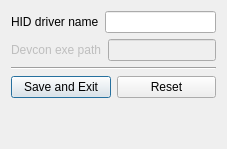
Old version of the form assets/settings.ui in the repository shadezee/ShadeUtil.
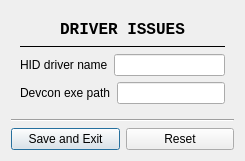
New version of the form.

```diff
--- a/assets/settings.ui
+++ b/assets/settings.ui
@@ -6,8 +6,8 @@
    <rect>
     <x>0</x>
     <y>0</y>
-    <width>254</width>
-    <height>143</height>
+    <width>323</width>
+    <height>294</height>
    </rect>
   </property>
   <property name="sizePolicy">
@@ -24,7 +24,37 @@
     <enum>QLayout::SetFixedSize</enum>
    </property>
    <item>
-    <layout class="QVBoxLayout" name="verticalLayout">
+    <layout class="QVBoxLayout" name="verticalLayout" stretch="31,0,0">
+     <item>
+      <widget class="QWidget" name="widget" native="true">
+       <layout class="QVBoxLayout" name="verticalLayout_3">
+        <item>
+         <widget class="QLabel" name="label">
+          <property name="font">
+           <font>
+            <family>Consolas</family>
+            <pointsize>12</pointsize>
+            <bold>true</bold>
+           </font>
+          </property>
+          <property name="text">
+           <string>DRIVER ISSUES</string>
+          </property>
+          <property name="alignment">
+           <set>Qt::AlignCenter</set>
+          </property>
+         </widget>
+        </item>
+        <item>
+         <widget class="Line" name="line_2">
+          <property name="frameShadow">
+           <enum>QFrame::Plain</enum>
+          </property>
+          <property name="orientation">
+           <enum>Qt::Horizontal</enum>
+          </property>
+         </widget>
+        </item>
      <item>
       <layout class="QHBoxLayout" name="horizontalLayout">
        <item>
@@ -44,7 +74,7 @@
        <item>
         <widget class="QLabel" name="devconLabel">
          <property name="enabled">
-          <bool>false</bool>
+             <bool>true</bool>
          </property>
          <property name="text">
           <string>Devcon exe path</string>
@@ -54,11 +84,14 @@
        <item>
         <widget class="QLineEdit" name="devconText">
          <property name="enabled">
-          <bool>false</bool>
+             <bool>true</bool>
          </property>
         </widget>
        </item>
       </layout>
+        </item>
+       </layout>
+      </widget>
      </item>
      <item>
       <widget class="Line" name="line">
@@ -85,19 +118,6 @@
        </item>
       </layout>
      </item>
-     <item>
-      <spacer name="verticalSpacer">
-       <property name="orientation">
-        <enum>Qt::Vertical</enum>
-       </property>
-       <property name="sizeHint" stdset="0">
-        <size>
-         <width>20</width>
-         <height>40</height>
-        </size>
-       </property>
-      </spacer>
-     </item>
     </layout>
    </item>
   </layout>
```
Lines whose indentation alone changed are shown as unchanged.
